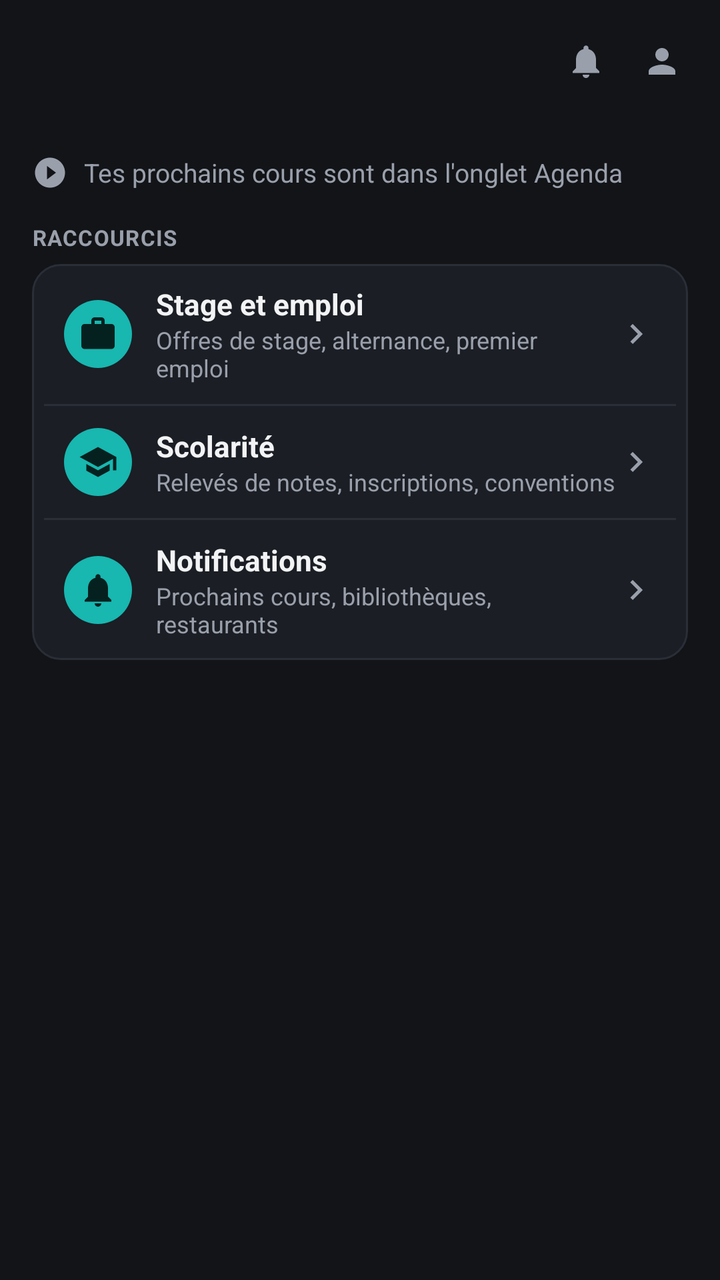
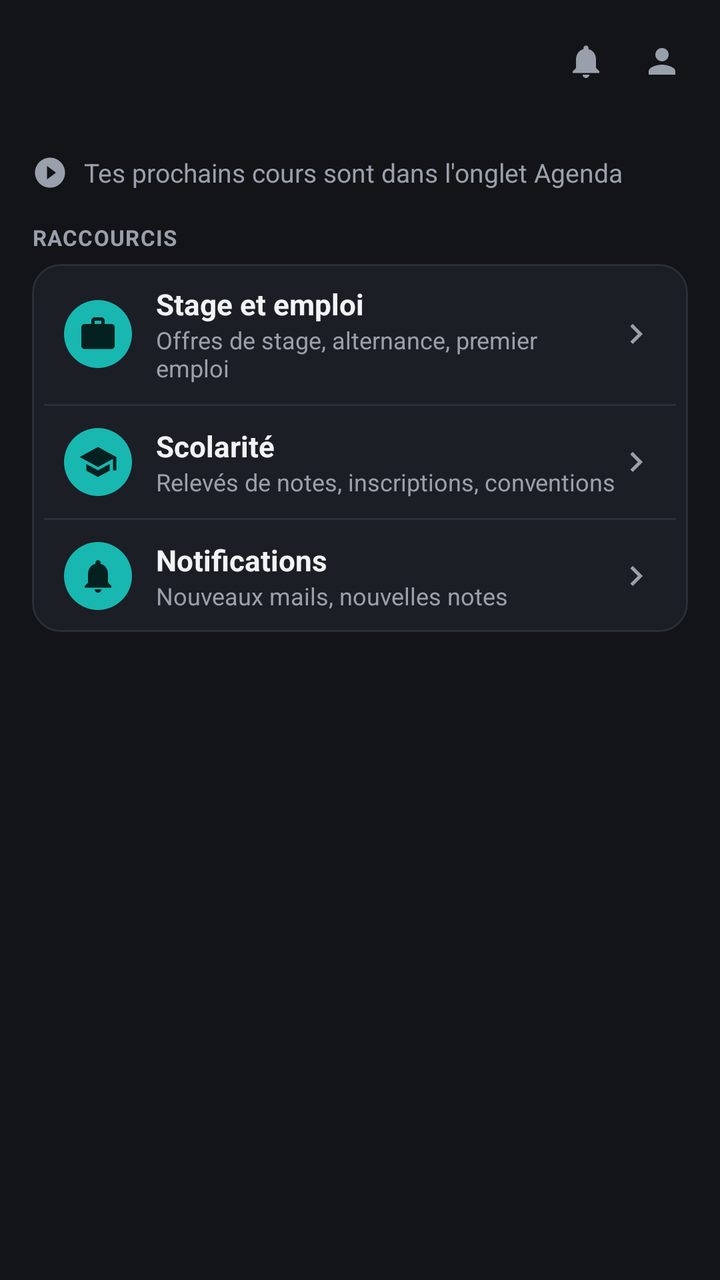

Before-and-after screenshots of an Android layout around one commit, followed by the original layout XML and the change that was made.
<!-- AndroidManifest.xml: application theme Theme.EdtUca -->
<!-- res/layout/fragment_etudes.xml -->
<?xml version="1.0" encoding="utf-8"?>
<LinearLayout xmlns:android="http://schemas.android.com/apk/res/android"
    android:layout_width="match_parent"
    android:layout_height="match_parent"
    android:orientation="vertical"
    android:background="@color/bg">

    <include layout="@layout/topbar" />

    <ScrollView
        android:layout_width="match_parent"
        android:layout_height="match_parent">

        <LinearLayout
            android:layout_width="match_parent"
            android:layout_height="wrap_content"
            android:orientation="vertical"
            android:padding="16dp">

            
            <LinearLayout
                android:layout_width="match_parent"
                android:layout_height="wrap_content"
                android:orientation="horizontal"
                android:gravity="center_vertical"
                android:paddingBottom="16dp">
                <ImageView
                    android:layout_width="18dp"
                    android:layout_height="18dp"
                    android:layout_marginEnd="8dp"
                    android:src="@drawable/ic_play_circle"
                    android:tint="@color/text_dim"
                    android:contentDescription="" />
                <TextView
                    android:layout_width="wrap_content"
                    android:layout_height="wrap_content"
                    android:text="Tes prochains cours sont dans l'onglet Agenda"
                    android:textColor="@color/text_dim"
                    android:textSize="13sp" />
            </LinearLayout>

            <TextView
                android:text="RACCOURCIS"
                android:textColor="@color/text_dim"
                android:textSize="11sp"
                android:textStyle="bold"
                android:letterSpacing="0.04"
                android:layout_marginBottom="6dp"
                android:layout_width="wrap_content"
                android:layout_height="wrap_content"/>

            <LinearLayout
                android:layout_width="match_parent"
                android:layout_height="wrap_content"
                android:orientation="vertical"
                android:background="@drawable/bg_card"
                android:paddingHorizontal="6dp"
                android:divider="@drawable/divider_row"
                android:showDividers="middle">

                <LinearLayout
                    android:id="@+id/rowStage"
                    android:layout_width="match_parent"
                    android:layout_height="wrap_content"
                    android:orientation="horizontal"
                    android:gravity="center_vertical"
                    android:clickable="true"
                    android:focusable="true"
                    android:background="?attr/selectableItemBackground"
                    android:padding="10dp">
                    <ImageView android:layout_width="34dp" android:layout_height="34dp" android:background="@drawable/bg_pin" android:padding="7dp" android:src="@drawable/ic_briefcase" android:contentDescription="" />
                    <LinearLayout android:layout_width="0dp" android:layout_height="wrap_content" android:layout_weight="1" android:orientation="vertical" android:layout_marginStart="12dp">
                        <TextView android:text="Stage et emploi" android:textColor="@color/text" android:textSize="14.5sp" android:textStyle="bold" android:layout_width="wrap_content" android:layout_height="wrap_content"/>
                        <TextView android:text="Offres de stage, alternance, premier emploi" android:textColor="@color/text_dim" android:textSize="12sp" android:layout_width="wrap_content" android:layout_height="wrap_content"/>
                    </LinearLayout>
                    <ImageView android:layout_width="20dp" android:layout_height="20dp" android:src="@drawable/ic_chevron_right" android:contentDescription="" />
                </LinearLayout>

                <LinearLayout
                    android:id="@+id/rowScolarite"
                    android:layout_width="match_parent"
                    android:layout_height="wrap_content"
                    android:orientation="horizontal"
                    android:gravity="center_vertical"
                    android:clickable="true"
                    android:focusable="true"
                    android:background="?attr/selectableItemBackground"
                    android:padding="10dp">
                    <ImageView android:layout_width="34dp" android:layout_height="34dp" android:background="@drawable/bg_pin" android:padding="7dp" android:src="@drawable/ic_graduation" android:contentDescription="" />
                    <LinearLayout android:layout_width="0dp" android:layout_height="wrap_content" android:layout_weight="1" android:orientation="vertical" android:layout_marginStart="12dp">
                        <TextView android:text="Scolarité" android:textColor="@color/text" android:textSize="14.5sp" android:textStyle="bold" android:layout_width="wrap_content" android:layout_height="wrap_content"/>
                        <TextView android:text="Relevés de notes, inscriptions, conventions" android:textColor="@color/text_dim" android:textSize="12sp" android:layout_width="wrap_content" android:layout_height="wrap_content"/>
                    </LinearLayout>
                    <ImageView android:layout_width="20dp" android:layout_height="20dp" android:src="@drawable/ic_chevron_right" android:contentDescription="" />
                </LinearLayout>

                <LinearLayout
                    android:id="@+id/rowNotifications"
                    android:layout_width="match_parent"
                    android:layout_height="wrap_content"
                    android:orientation="horizontal"
                    android:gravity="center_vertical"
                    android:clickable="true"
                    android:focusable="true"
                    android:background="?attr/selectableItemBackground"
                    android:padding="10dp">
                    <ImageView android:layout_width="34dp" android:layout_height="34dp" android:background="@drawable/bg_pin" android:padding="7dp" android:src="@drawable/ic_bell" android:tint="@color/on_accent" android:contentDescription="" />
                    <LinearLayout android:layout_width="0dp" android:layout_height="wrap_content" android:layout_weight="1" android:orientation="vertical" android:layout_marginStart="12dp">
                        <TextView android:text="Notifications" android:textColor="@color/text" android:textSize="14.5sp" android:textStyle="bold" android:layout_width="wrap_content" android:layout_height="wrap_content"/>
                        <TextView android:text="Prochains cours, bibliothèques, restaurants" android:textColor="@color/text_dim" android:textSize="12sp" android:layout_width="wrap_content" android:layout_height="wrap_content"/>
                    </LinearLayout>
                    <ImageView android:layout_width="20dp" android:layout_height="20dp" android:src="@drawable/ic_chevron_right" android:contentDescription="" />
                </LinearLayout>
            </LinearLayout>

        </LinearLayout>
    </ScrollView>
</LinearLayout>
<!-- res/layout/topbar.xml (included above) -->
<?xml version="1.0" encoding="utf-8"?>
<LinearLayout xmlns:android="http://schemas.android.com/apk/res/android"
    android:layout_width="match_parent"
    android:layout_height="wrap_content"
    android:orientation="horizontal"
    android:gravity="center_vertical"
    android:background="@color/bg"
    android:padding="16dp">

    <ImageButton
        android:id="@+id/backBtn"
        android:layout_width="28dp"
        android:layout_height="28dp"
        android:layout_marginEnd="6dp"
        android:background="?attr/selectableItemBackgroundBorderless"
        android:contentDescription="Retour"
        android:src="@drawable/ic_back"
        android:visibility="gone" />

    <TextView
        android:id="@+id/topbarTitle"
        android:layout_width="0dp"
        android:layout_height="wrap_content"
        android:layout_weight="1"
        android:textColor="@color/text"
        android:textSize="22sp"
        android:textStyle="bold" />

    <ImageView
        android:id="@+id/topbarBell"
        android:layout_width="26dp"
        android:layout_height="26dp"
        android:layout_marginEnd="12dp"
        android:padding="3dp"
        android:clickable="true"
        android:focusable="true"
        android:background="?attr/selectableItemBackgroundBorderless"
        android:src="@drawable/ic_bell"
        android:contentDescription="Notifications" />

    <ImageView
        android:id="@+id/topbarPerson"
        android:layout_width="26dp"
        android:layout_height="26dp"
        android:padding="3dp"
        android:clickable="true"
        android:focusable="true"
        android:background="?attr/selectableItemBackgroundBorderless"
        android:src="@drawable/ic_person"
        android:contentDescription="Profil" />

</LinearLayout>
<!-- resources referenced by this layout -->
<resources>
  <color name="bg">#121418</color>
  <color name="on_accent">#05211F</color>
  <color name="text">#F2F3F5</color>
  <color name="text_dim">#9AA0AB</color>
  <!-- drawable bg_card (drawable) -->
  <?xml version="1.0" encoding="utf-8"?>
  <shape xmlns:android="http://schemas.android.com/apk/res/android">
      <solid android:color="@color/surface" />
      <stroke android:width="1dp" android:color="@color/border" />
      <corners android:radius="14dp" />
  </shape>
  <!-- drawable bg_pin (drawable) -->
  <?xml version="1.0" encoding="utf-8"?>
  <shape xmlns:android="http://schemas.android.com/apk/res/android" android:shape="oval">
      <solid android:color="@color/accent" />
  </shape>
  <!-- drawable divider_row (drawable) -->
  <?xml version="1.0" encoding="utf-8"?>
  <shape xmlns:android="http://schemas.android.com/apk/res/android">
      <size android:height="1dp" />
      <solid android:color="@color/border" />
  </shape>
  <!-- drawable ic_back (drawable) -->
  <?xml version="1.0" encoding="utf-8"?>
  <vector xmlns:android="http://schemas.android.com/apk/res/android"
      android:width="24dp" android:height="24dp"
      android:viewportWidth="24" android:viewportHeight="24">
      <path
          android:fillColor="@color/accent"
          android:pathData="M20,11v2L8,13l5.5,5.5l-1.42,1.42L4.16,12l7.92,-7.92L13.5,5.5L8,11z" />
  </vector>
  <!-- drawable ic_bell (drawable) -->
  <?xml version="1.0" encoding="utf-8"?>
  <vector xmlns:android="http://schemas.android.com/apk/res/android"
      android:width="24dp" android:height="24dp"
      android:viewportWidth="24" android:viewportHeight="24">
      <path
          android:fillColor="@color/text_dim"
          android:pathData="M12,22c1.1,0 2,-0.9 2,-2h-4c0,1.1 0.89,2 2,2zM18,16v-5c0,-3.07 -1.64,-5.64 -4.5,-6.32L13.5,4c0,-0.83 -0.67,-1.5 -1.5,-1.5s-1.5,0.67 -1.5,1.5v0.68C7.63,5.36 6,7.92 6,11v5l-2,2v1h16v-1l-2,-2z" />
  </vector>
  <!-- drawable ic_chevron_right (drawable) -->
  <?xml version="1.0" encoding="utf-8"?>
  <vector xmlns:android="http://schemas.android.com/apk/res/android"
      android:width="24dp" android:height="24dp"
      android:viewportWidth="24" android:viewportHeight="24">
      <path
          android:fillColor="@color/text_dim"
          android:pathData="M8.59,16.59L13.17,12L8.59,7.41L10,6l6,6l-6,6z" />
  </vector>
  <!-- drawable ic_graduation (drawable) -->
  <?xml version="1.0" encoding="utf-8"?>
  <vector xmlns:android="http://schemas.android.com/apk/res/android"
      android:width="24dp" android:height="24dp"
      android:viewportWidth="24" android:viewportHeight="24">
      <path
          android:fillColor="@color/on_accent"
          android:pathData="M12,3L1,9l11,6l9,-4.91V17h2V9L12,3zM5,13.18L5,17.18L12,21l7,-3.82v-4L12,17L5,13.18z" />
  </vector>
  <!-- drawable ic_person (drawable) -->
  <?xml version="1.0" encoding="utf-8"?>
  <vector xmlns:android="http://schemas.android.com/apk/res/android"
      android:width="24dp" android:height="24dp"
      android:viewportWidth="24" android:viewportHeight="24">
      <path
          android:fillColor="@color/text_dim"
          android:pathData="M12,12c2.21,0 4,-1.79 4,-4s-1.79,-4 -4,-4s-4,1.79 -4,4s1.79,4 4,4zM12,14c-2.67,0 -8,1.34 -8,4v2h16v-2c0,-2.66 -5.33,-4 -8,-4z" />
  </vector>
  <!-- drawable ic_play_circle (drawable) -->
  <?xml version="1.0" encoding="utf-8"?>
  <vector xmlns:android="http://schemas.android.com/apk/res/android"
      android:width="24dp" android:height="24dp"
      android:viewportWidth="24" android:viewportHeight="24">
      <path
          android:fillColor="@color/on_accent"
          android:pathData="M12,2C6.48,2 2,6.48 2,12s4.48,10 10,10s10,-4.48 10,-10S17.52,2 12,2zM10,16.5v-9l6,4.5z" />
  </vector>
  <color name="surface">#1B1E24</color>
  <color name="border">#2A2E37</color>
  <color name="accent">#18B7B0</color>
  <color name="accent2">#2FD6CD</color>
  <!-- unchanged entries left out for length: 2 -->
</resources>

<!-- the commit's change to res/layout/fragment_etudes.xml (unified diff, before → after) -->
@@ -107,7 +107,7 @@
                     <ImageView android:layout_width="34dp" android:layout_height="34dp" android:background="@drawable/bg_pin" android:padding="7dp" android:src="@drawable/ic_bell" android:tint="@color/on_accent" android:contentDescription="" />
                     <LinearLayout android:layout_width="0dp" android:layout_height="wrap_content" android:layout_weight="1" android:orientation="vertical" android:layout_marginStart="12dp">
                         <TextView android:text="Notifications" android:textColor="@color/text" android:textSize="14.5sp" android:textStyle="bold" android:layout_width="wrap_content" android:layout_height="wrap_content"/>
-                        <TextView android:text="Prochains cours, bibliothèques, restaurants" android:textColor="@color/text_dim" android:textSize="12sp" android:layout_width="wrap_content" android:layout_height="wrap_content"/>
+                        <TextView android:text="Nouveaux mails, nouvelles notes" android:textColor="@color/text_dim" android:textSize="12sp" android:layout_width="wrap_content" android:layout_height="wrap_content"/>
                     </LinearLayout>
                     <ImageView android:layout_width="20dp" android:layout_height="20dp" android:src="@drawable/ic_chevron_right" android:contentDescription="" />
                 </LinearLayout>
